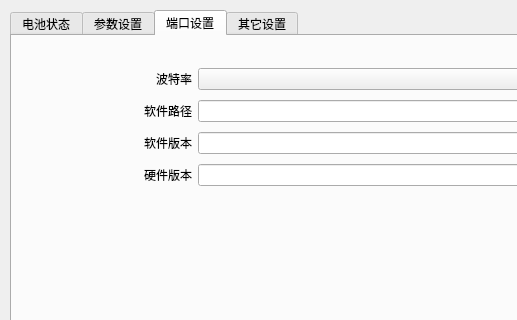
This is main/mainwindow.ui in kinglon/bms as Qt 5 draws it before an edit; both pictures show x 0 to 517 and y 0 to 320 of the 827 by 520 pixel window. The edited form follows.
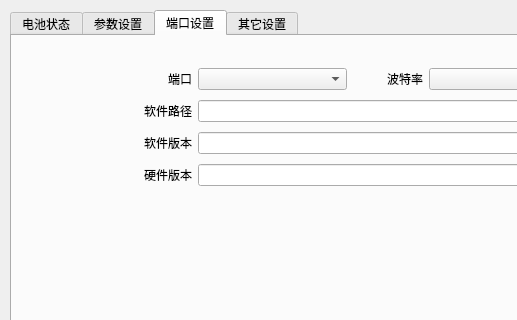
This is the edited form. The open tabs and pages were chosen to show the change. Icons and pictures are not drawn.

```diff
--- a/main/mainwindow.ui
+++ b/main/mainwindow.ui
@@ -2499,6 +2499,31 @@
       <layout class="QVBoxLayout" name="verticalLayout_41">
        <item>
         <layout class="QHBoxLayout" name="horizontalLayout_75">
+         <item>
+          <widget class="QLabel" name="label_117">
+           <property name="minimumSize">
+            <size>
+             <width>70</width>
+             <height>0</height>
+            </size>
+           </property>
+           <property name="maximumSize">
+            <size>
+             <width>70</width>
+             <height>16777215</height>
+            </size>
+           </property>
+           <property name="text">
+            <string>端口</string>
+           </property>
+           <property name="alignment">
+            <set>Qt::AlignRight|Qt::AlignTrailing|Qt::AlignVCenter</set>
+           </property>
+          </widget>
+         </item>
+         <item>
+          <widget class="QComboBox" name="portComboBox"/>
+         </item>
          <item>
           <widget class="QLabel" name="label_113">
            <property name="minimumSize">
```
Left out of the diff: 4 changed lines with no effect on the pictures.
